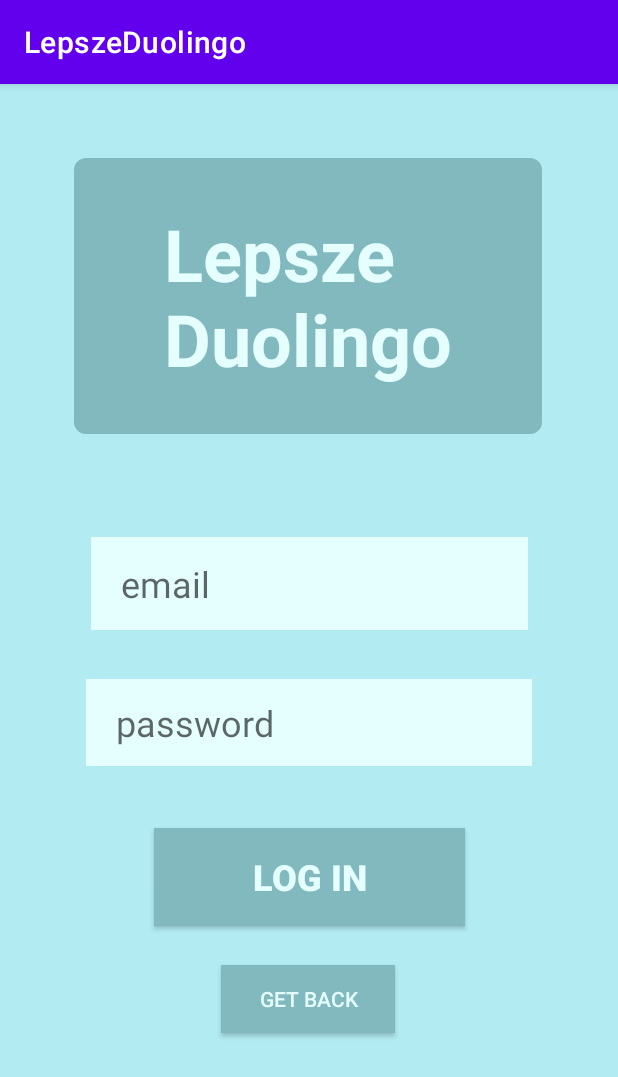
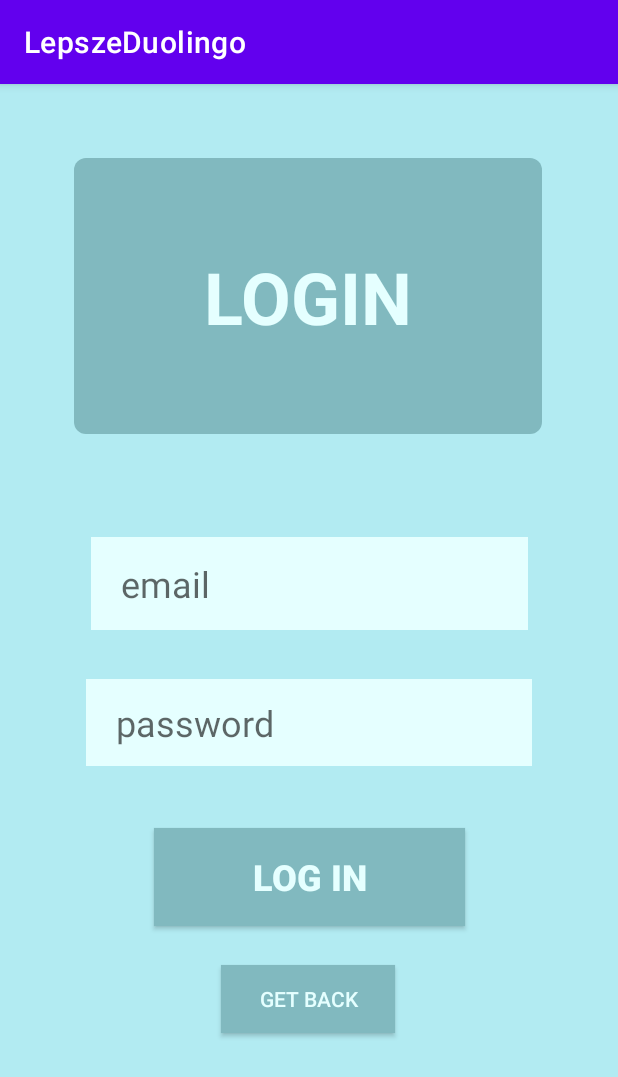
Before and after one commit to Rav2408/LepszeDuolingo, an Android app: the LoginActivity screen opened directly, with no data from a screen before it, on a phone screen of 412 x 824 dp. Shown: the top 1077 px of the screen. Run offline under Robolectric (Android 15) with nearby library versions, the phone set to English and light mode, and no system bars.

Commit message:
quick fix

```diff
--- a/app/src/main/res/layout/activity_login.xml
+++ b/app/src/main/res/layout/activity_login.xml
@@ -24,7 +24,7 @@
         android:id="@+id/titleName"
         android:layout_width="wrap_content"
         android:layout_height="wrap_content"
-        android:text="Lepsze\nDuolingo"
+        android:text="LOGIN"
         android:textColor="@color/MainLight"
         android:textSize="48sp"
         android:textStyle="bold"
--- a/app/src/main/res/layout/activity_register.xml
+++ b/app/src/main/res/layout/activity_register.xml
@@ -22,7 +22,7 @@
         android:id="@+id/titleName"
         android:layout_width="wrap_content"
         android:layout_height="wrap_content"
-        android:text="Lepsze\nDuolingo"
+        android:text="REGISTER"
         android:textColor="@color/MainLight"
         android:textSize="48sp"
         android:textStyle="bold"
```
